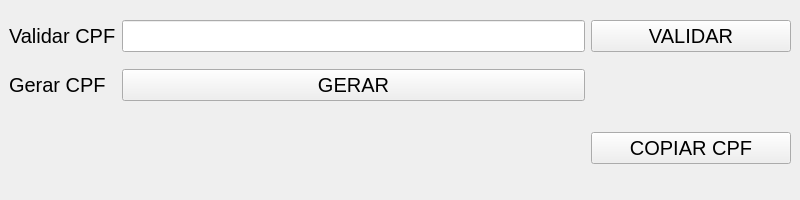
First picture: the form in sessao_07/aulaPyQT/cpf_check_generator/design.ui, repository mariodac/curso-python-basico-ao-avancado, before the edit.
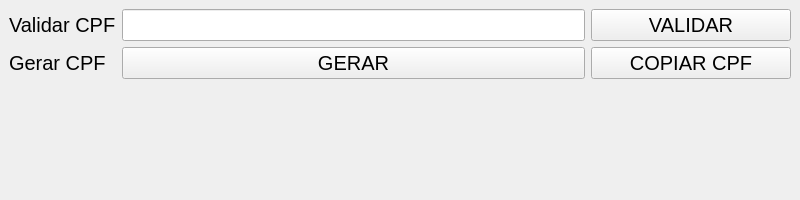
Second picture: the form after the edit.

Commit message: Botão de copiar cpf gerado

What changed in the file:
```diff
--- a/sessao_07/aulaPyQT/cpf_check_generator/design.ui
+++ b/sessao_07/aulaPyQT/cpf_check_generator/design.ui
@@ -101,26 +101,7 @@
       </property>
      </widget>
     </item>
-    <item row="2" column="0" colspan="2">
-     <widget class="QLabel" name="return_label">
-      <property name="font">
-       <font>
-        <family>MS Sans Serif</family>
-        <pointsize>40</pointsize>
-       </font>
-      </property>
-      <property name="styleSheet">
-       <string notr="true">color: green;</string>
-      </property>
-      <property name="text">
-       <string/>
-      </property>
-      <property name="alignment">
-       <set>Qt::AlignCenter</set>
-      </property>
-     </widget>
-    </item>
-    <item row="2" column="2">
+    <item row="1" column="2">
      <widget class="QPushButton" name="copy_cpf">
       <property name="minimumSize">
        <size>
@@ -139,6 +120,25 @@
       </property>
      </widget>
     </item>
+    <item row="2" column="0" colspan="3">
+     <widget class="QLabel" name="return_label">
+      <property name="font">
+       <font>
+        <family>MS Sans Serif</family>
+        <pointsize>40</pointsize>
+       </font>
+      </property>
+      <property name="styleSheet">
+       <string notr="true">color: green;</string>
+      </property>
+      <property name="text">
+       <string/>
+      </property>
+      <property name="alignment">
+       <set>Qt::AlignCenter</set>
+      </property>
+     </widget>
+    </item>
    </layout>
   </widget>
  </widget>
```
Left out of the diff: 1 changed line with no effect on the pictures. The commit also changes 1 other file.
